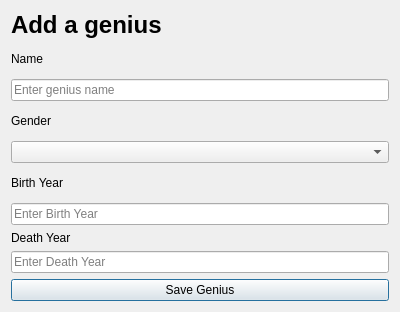
This is addgenius.ui in danielm15/VLN1-2016-Hopur_16 as Qt 5 draws it before an edit. The edited form follows.
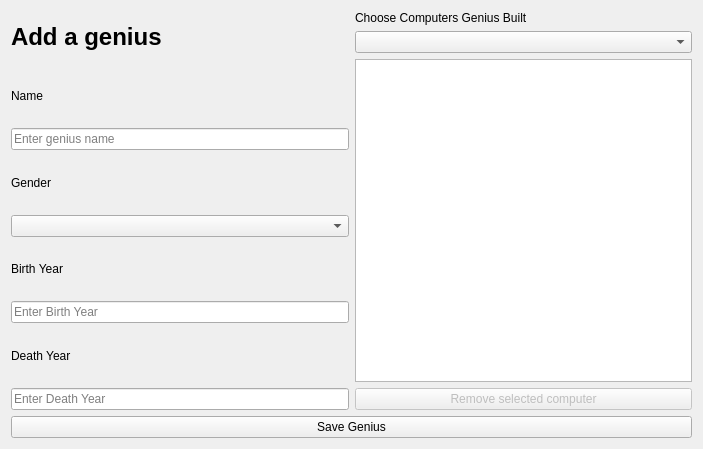
This is the edited form.

Commit message: Relationship can be added through addGenius

The edit to the form file:
```diff
--- a/addgenius.ui
+++ b/addgenius.ui
@@ -6,8 +6,8 @@
    <rect>
     <x>0</x>
     <y>0</y>
-    <width>400</width>
-    <height>300</height>
+    <width>703</width>
+    <height>449</height>
    </rect>
   </property>
   <property name="windowTitle">
@@ -15,6 +15,10 @@
   </property>
   <layout class="QVBoxLayout" name="verticalLayout">
    <item>
+    <layout class="QHBoxLayout" name="horizontalLayout_6">
+     <item>
+      <layout class="QVBoxLayout" name="verticalLayout_4">
+       <item>
     <widget class="QLabel" name="labelAddGeniusHeading">
      <property name="text">
       <string>&lt;h1&gt;Add a genius&lt;/h1&gt;</string>
@@ -116,6 +120,37 @@
       <string>Enter Death Year</string>
      </property>
     </widget>
+       </item>
+      </layout>
+     </item>
+     <item>
+      <layout class="QVBoxLayout" name="verticalLayout_5">
+       <item>
+        <widget class="QLabel" name="labelAddComputers">
+         <property name="text">
+          <string>Choose Computers Genius Built</string>
+         </property>
+        </widget>
+       </item>
+       <item>
+        <widget class="QComboBox" name="comboBoxComputers"/>
+       </item>
+       <item>
+        <widget class="QListWidget" name="listWidgetComputers"/>
+       </item>
+       <item>
+        <widget class="QPushButton" name="buttonRemoveSelectedComputer">
+         <property name="enabled">
+          <bool>false</bool>
+         </property>
+         <property name="text">
+          <string>Remove selected computer</string>
+         </property>
+        </widget>
+       </item>
+      </layout>
+     </item>
+    </layout>
    </item>
    <item>
     <widget class="QPushButton" name="pushButtonSaveGenius">
```
Lines whose indentation alone changed are shown as unchanged. The commit also changes 3 other files.
